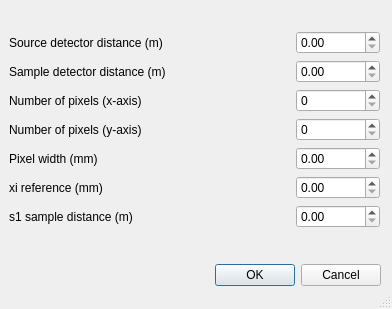
Old version of the form RefRed/interfaces/instrument_settings.ui in the repository neutrons/RefRed.
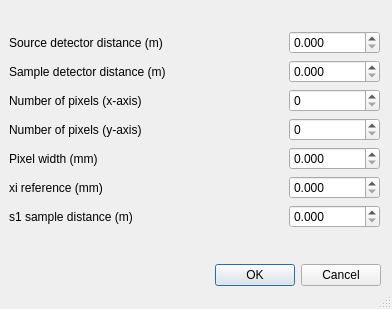
New version of the form.

Commit message: change defaults and precision

```diff
--- a/RefRed/interfaces/instrument_settings.ui
+++ b/RefRed/interfaces/instrument_settings.ui
@@ -55,6 +55,12 @@
         <property name="maximum">
          <double>1000000000.000000000000000</double>
         </property>
+        <property name="decimals">
+         <number>3</number>
+        </property>
+        <property name="singleStep">
+            <double>0.1</double>
+        </property>
        </widget>
       </item>
       <item row="4" column="3">
@@ -62,6 +68,12 @@
         <property name="maximum">
          <double>1000000000.000000000000000</double>
         </property>
+        <property name="decimals">
+         <number>3</number>
+        </property>
+        <property name="singleStep">
+            <double>0.1</double>
+        </property>
        </widget>
       </item>
       <item row="2" column="0">
@@ -129,6 +141,12 @@
         <property name="maximum">
          <double>1000000000.000000000000000</double>
         </property>
+        <property name="decimals">
+         <number>3</number>
+        </property>
+        <property name="singleStep">
+            <double>0.1</double>
+        </property>
        </widget>
       </item>
       <item row="1" column="0">
@@ -150,6 +168,12 @@
         <property name="maximum">
          <double>1000000000.000000000000000</double>
         </property>
+        <property name="decimals">
+         <number>3</number>
+        </property>
+        <property name="singleStep">
+            <double>0.1</double>
+        </property>
        </widget>
       </item>
       <item row="5" column="0">
@@ -224,6 +248,12 @@
         <property name="maximum">
          <double>1000000000.000000000000000</double>
         </property>
+        <property name="decimals">
+         <number>3</number>
+        </property>
+        <property name="singleStep">
+            <double>0.1</double>
+        </property>
        </widget>
       </item>
       <item row="0" column="2">
```
The commit also changes 1 other file.
